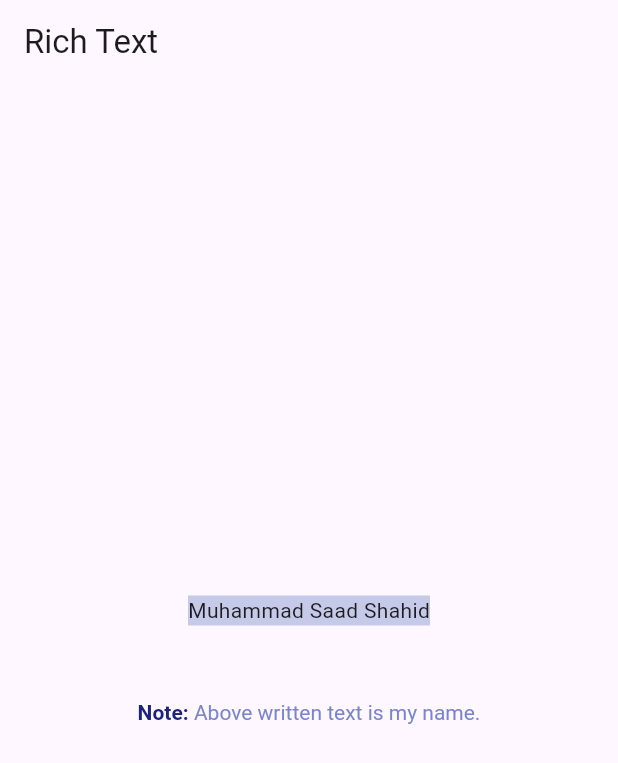
After one commit to saadshd/Flutter-Widgets, a Flutter app: the screen it shows after launch, on a phone screen of 412 x 824 dp. The commit adds this screen. Shown: the top 763 px of the screen. Run offline on Flutter 3.47's test engine with Material 2 defaults, Android fonts, the phone set to English and light mode, and no system bars.

Commit message:
rich text

```diff
--- /dev/null
+++ b/lib/07_rich_text/rich_text.dart
@@ -0,0 +1,46 @@
+import 'package:flutter/material.dart';
+
+class MyRichText extends StatelessWidget {
+  const MyRichText({Key? key}) : super(key: key);
+
+  @override
+  Widget build(BuildContext context) {
+    return Scaffold(
+      appBar: AppBar(
+        title: Text('Rich Text'),
+      ),
+      body: Center(
+        child: Column(
+          mainAxisAlignment: MainAxisAlignment.center,
+          children: [
+            Container(
+              color: Colors.indigo.shade100,
+                child: Text('Muhammad Saad Shahid')
+            ),
+            SizedBox(height: 50,),
+            RichText(text: TextSpan(
+              style: TextStyle(
+                color: Colors.indigo.shade900,
+              ),
+            children: [
+                TextSpan(
+                  text: 'Note: ',
+                  style: TextStyle(
+                    fontWeight: FontWeight.bold,
+                  )
+                ),
+                TextSpan(
+                text: 'Above written text is my name.',
+                style: TextStyle(
+                  color: Colors.indigo.shade300
+                )
+            )
+                ]
+              ),
+            )
+          ],
+        ),
+      ),
+    );
+  }
+}
--- a/lib/main.dart
+++ b/lib/main.dart
@@ -4,6 +4,7 @@ import 'package:flutter_widgets/02_column_row/row.dart';
 import 'package:flutter_widgets/03_container/container.dart';
 import 'package:flutter_widgets/05_icon/icon.dart';
 import 'package:flutter_widgets/06_text/text.dart';
+import 'package:flutter_widgets/07_rich_text/rich_text.dart';
 import '01_appbar/appbar.dart';
 import '04_image/image.dart';
 
@@ -30,7 +31,9 @@ class MyApp extends StatelessWidget {
       // MyContainer(),
       // MyImage(),
       // MyIcon(),
-      MyText(),
+      // MyText(),
+      MyRichText()
+
     );
   }
 }
```
